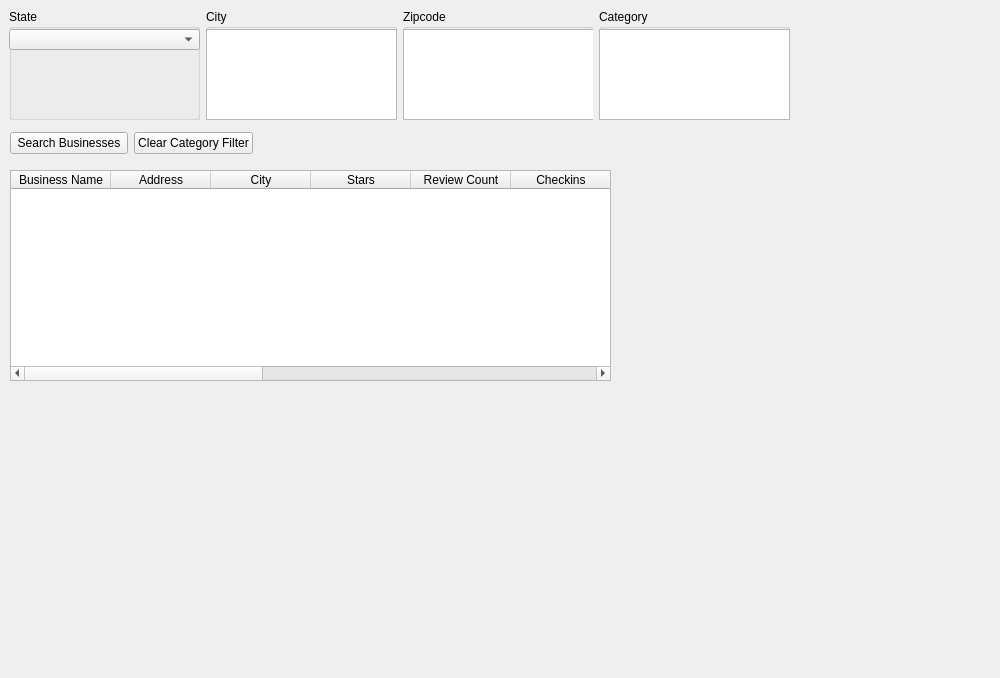
First picture: the form in business_search.ui, repository sydthecryptid/451ProjectMilestone2, before the edit.
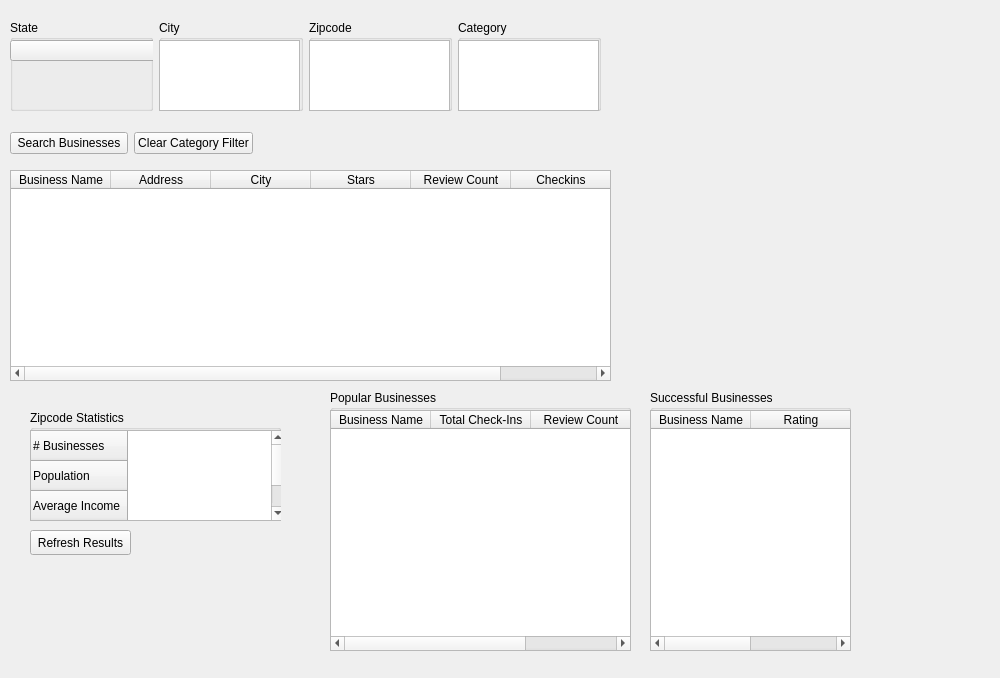
Second picture: the form after the edit.

Commit message: Zipcode, popular, and successful added, need to fix table population

The edit to the form file:
```diff
--- a/business_search.ui
+++ b/business_search.ui
@@ -23,7 +23,7 @@
     </rect>
    </property>
    <property name="columnCount">
-    <number>12</number>
+    <number>6</number>
    </property>
    <column>
     <property name="text">
@@ -55,20 +55,14 @@
      <string>Checkins</string>
     </property>
    </column>
-   <column/>
-   <column/>
-   <column/>
-   <column/>
-   <column/>
-   <column/>
   </widget>
   <widget class="QWidget" name="layoutWidget">
    <property name="geometry">
     <rect>
-     <x>9</x>
-     <y>9</y>
-     <width>781</width>
-     <height>111</height>
+     <x>10</x>
+     <y>20</y>
+     <width>591</width>
+     <height>91</height>
     </rect>
    </property>
    <layout class="QHBoxLayout" name="horizontalLayout">
@@ -99,8 +93,8 @@
         <rect>
          <x>0</x>
          <y>20</y>
-         <width>191</width>
-         <height>91</height>
+         <width>141</width>
+         <height>71</height>
         </rect>
        </property>
       </widget>
@@ -116,8 +110,8 @@
         <rect>
          <x>0</x>
          <y>20</y>
-         <width>191</width>
-         <height>91</height>
+         <width>141</width>
+         <height>71</height>
         </rect>
        </property>
       </widget>
@@ -133,8 +127,8 @@
         <rect>
          <x>0</x>
          <y>20</y>
-         <width>191</width>
-         <height>91</height>
+         <width>141</width>
+         <height>71</height>
         </rect>
        </property>
       </widget>
@@ -168,6 +162,128 @@
     </item>
    </layout>
   </widget>
+  <widget class="QGroupBox" name="groupBox_5">
+   <property name="geometry">
+    <rect>
+     <x>30</x>
+     <y>410</y>
+     <width>251</width>
+     <height>111</height>
+    </rect>
+   </property>
+   <property name="title">
+    <string>Zipcode Statistics</string>
+   </property>
+   <widget class="QTableWidget" name="zipcodeResults">
+    <property name="geometry">
+     <rect>
+      <x>0</x>
+      <y>20</y>
+      <width>256</width>
+      <height>91</height>
+     </rect>
+    </property>
+    <row>
+     <property name="text">
+      <string># Businesses</string>
+     </property>
+    </row>
+    <row>
+     <property name="text">
+      <string>Population</string>
+     </property>
+    </row>
+    <row>
+     <property name="text">
+      <string>Average Income</string>
+     </property>
+    </row>
+   </widget>
+  </widget>
+  <widget class="QGroupBox" name="groupBox_6">
+   <property name="geometry">
+    <rect>
+     <x>330</x>
+     <y>390</y>
+     <width>301</width>
+     <height>261</height>
+    </rect>
+   </property>
+   <property name="title">
+    <string>Popular Businesses</string>
+   </property>
+   <widget class="QTableWidget" name="popularResults">
+    <property name="geometry">
+     <rect>
+      <x>0</x>
+      <y>20</y>
+      <width>301</width>
+      <height>241</height>
+     </rect>
+    </property>
+    <column>
+     <property name="text">
+      <string>Business Name</string>
+     </property>
+    </column>
+    <column>
+     <property name="text">
+      <string>Total Check-Ins</string>
+     </property>
+    </column>
+    <column>
+     <property name="text">
+      <string>Review Count</string>
+     </property>
+    </column>
+   </widget>
+  </widget>
+  <widget class="QGroupBox" name="groupBox_7">
+   <property name="geometry">
+    <rect>
+     <x>650</x>
+     <y>390</y>
+     <width>201</width>
+     <height>261</height>
+    </rect>
+   </property>
+   <property name="title">
+    <string>Successful Businesses</string>
+   </property>
+   <widget class="QTableWidget" name="successfulResults">
+    <property name="geometry">
+     <rect>
+      <x>0</x>
+      <y>20</y>
+      <width>201</width>
+      <height>241</height>
+     </rect>
+    </property>
+    <column>
+     <property name="text">
+      <string>Business Name</string>
+     </property>
+    </column>
+    <column>
+     <property name="text">
+      <string>Rating</string>
+     </property>
+    </column>
+   </widget>
+  </widget>
+  <widget class="QPushButton" name="pushButton">
+   <property name="geometry">
+    <rect>
+     <x>30</x>
+     <y>530</y>
+     <width>101</width>
+     <height>25</height>
+    </rect>
+   </property>
+   <property name="text">
+    <string>Refresh Results</string>
+   </property>
+  </widget>
  </widget>
  <resources/>
  <connections/>
```
The commit also changes 4 other files.
